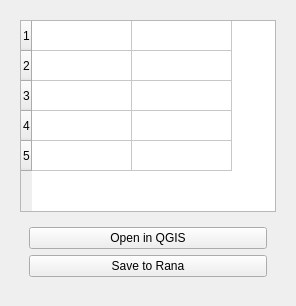
Old version of the form rana_qgis_plugin/widgets/ui/rana.ui in the repository nens/rana-qgis-plugin.
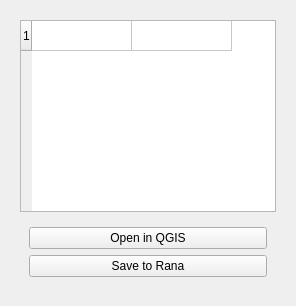
New version of the form. The open tabs and pages were chosen to show the change.

Commit message: load schematisation works

Diff of the .ui file:
```diff
--- a/rana_qgis_plugin/widgets/ui/rana.ui
+++ b/rana_qgis_plugin/widgets/ui/rana.ui
@@ -84,7 +84,7 @@
        <item row="0" column="0">
         <widget class="QTableWidget" name="file_table_widget">
          <property name="rowCount">
-          <number>5</number>
+          <number>1</number>
          </property>
          <property name="columnCount">
           <number>2</number>
```
The commit also changes 2 other files.
